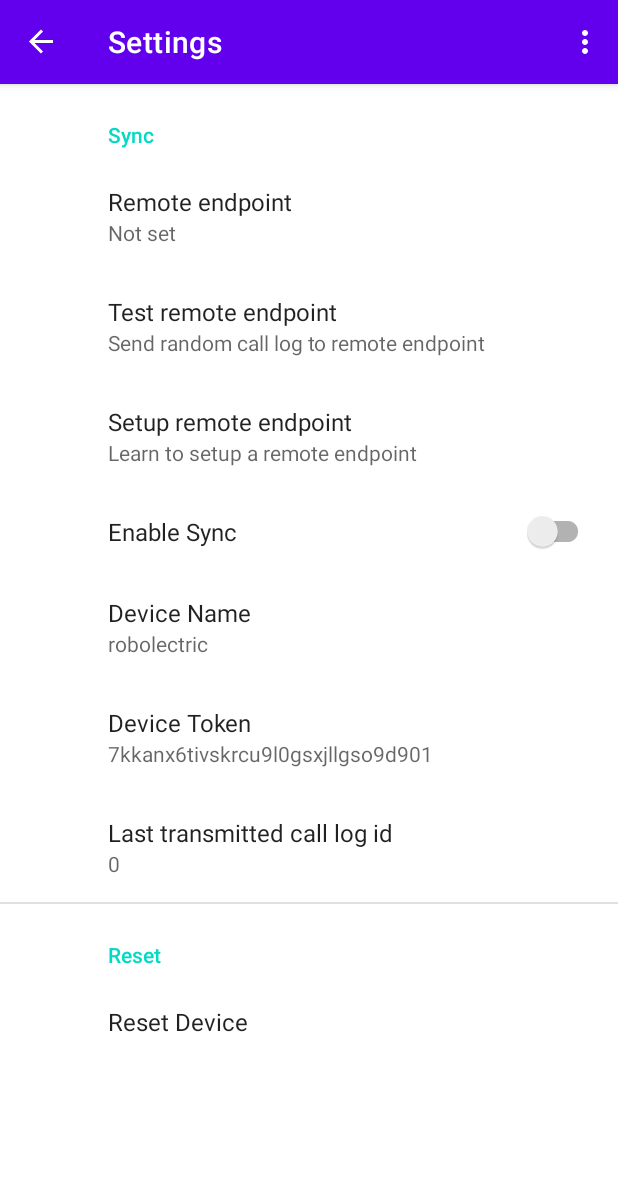
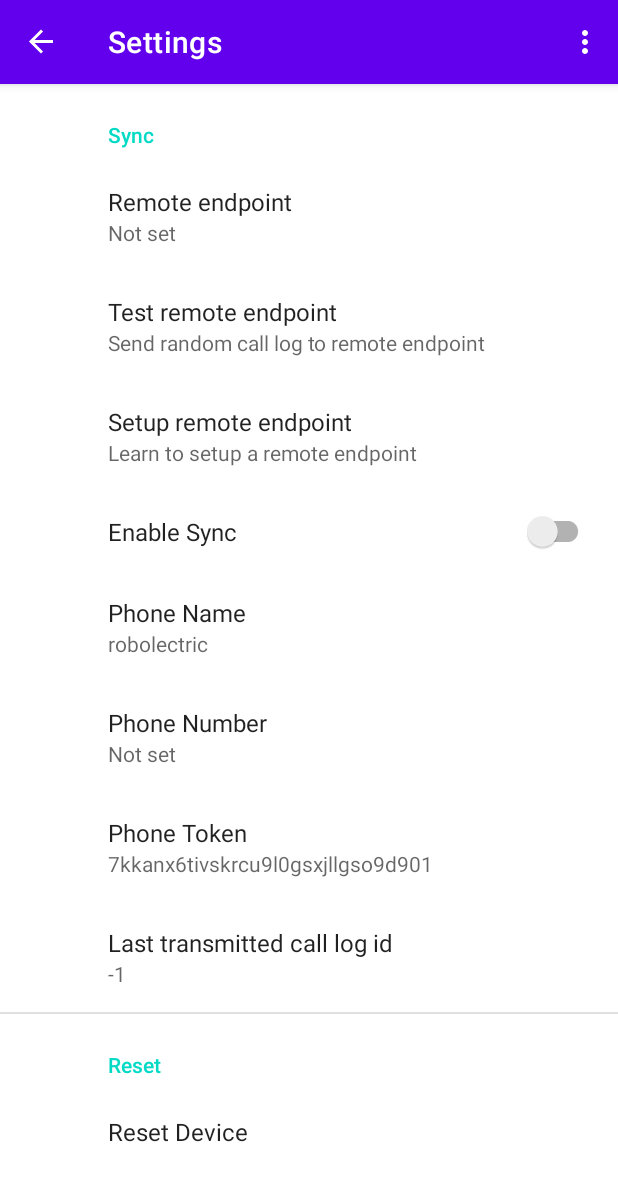
Before and after one commit to MarkoBL/AndroidCallLogSync, an Android app: the SettingsFragment screen opened through its navigation route, after a tap on "YES", on a phone screen of 412 x 824 dp. Shown: the top 1181 px of the screen. Run offline under Robolectric (Android 15) with nearby library versions, the phone set to English and light mode, and no system bars; our stand-ins replace androidx.preference, navigation-ui; pictures from the network do not load; 2 statements that could not run were skipped.

Commit message:
- Warning if app hibernation is active - Field for phone number

```diff
--- a/app/build.gradle
+++ b/app/build.gradle
@@ -7,10 +7,10 @@ android {
 
     defaultConfig {
         applicationId "com.markobl.calllogsync"
-        minSdk 23
+        minSdk 21
         targetSdk 32
-        versionCode 7
-        versionName "1.0.4"
+        versionCode 8
+        versionName "1.0.5"
 
         testInstrumentationRunner "androidx.test.runner.AndroidJUnitRunner"
     }
--- a/app/src/main/java/com/markobl/calllogsync/AutostartReceiver.java
+++ b/app/src/main/java/com/markobl/calllogsync/AutostartReceiver.java
@@ -8,9 +8,6 @@ public class AutostartReceiver extends BroadcastReceiver
 {
     public void onReceive(Context context, Intent intent)
     {
-        String action = intent.getAction();
-        if(action.contains("BOOT")) {
-            SyncWorker.start(context);
-        }
+        SyncWorker.registerWorker(context);
     }
 }
--- a/app/src/main/java/com/markobl/calllogsync/Config.java
+++ b/app/src/main/java/com/markobl/calllogsync/Config.java
@@ -1,11 +1,16 @@
 package com.markobl.calllogsync;
 
+import android.Manifest;
+import android.annotation.SuppressLint;
 import android.content.Context;
 import android.content.SharedPreferences;
+import android.content.pm.PackageManager;
 import android.os.Build;
+import android.telephony.TelephonyManager;
 import android.util.Log;
 
 import androidx.annotation.NonNull;
+import androidx.core.app.ActivityCompat;
 
 import com.google.gson.Gson;
 
@@ -19,14 +24,17 @@ public class Config {
 
     public String deviceName;
     public String deviceToken;
+    public String deviceNumber;
 
     public Map<String, String> additionalHeaders = new HashMap<>();
 
-    public static Config newConfig()
-    {
+    @SuppressLint("HardwareIds")
+    public static Config newConfig(Context context) {
         Config config = new Config();
         config.deviceName = Build.MODEL;
         config.deviceToken = RandomString.getRandomString(32);
+        config.deviceNumber = "";
+
         return  config;
     }
 
@@ -37,9 +45,9 @@ public class Config {
 
     public static void reset(Context context)
     {
-        Config config = Config.newConfig();
+        Config config = Config.newConfig(context);
         config.save(context);
-        Config.setLastCallLogId(context, 0);
+        Config.setLastCallLogId(context, -1);
     }
 
     public static Config load(@NonNull Context context)
@@ -55,6 +63,8 @@ public class Config {
                     config.deviceName = Build.MODEL;
                 if(config.deviceToken == null || config.deviceToken.trim().isEmpty())
                     config.deviceToken = RandomString.getRandomString(32);
+                if(config.deviceNumber == null)
+                    config.deviceNumber = "";
 
                 if(config.additionalHeaders == null)
                     config.additionalHeaders = new HashMap<>();
@@ -66,7 +76,7 @@ public class Config {
             Log.e("CONFIG", "" + ex);
         }
 
-        return newConfig();
+        return newConfig(context);
     }
 
     public boolean save(@NonNull Context context)
@@ -93,7 +103,7 @@ public class Config {
     public static long getLastCallLogId(Context context)
     {
         SharedPreferences settings = getSharedPreferences(context);
-        return  settings.getLong("lastcalllogid", 0);
+        return  settings.getLong("lastcalllogid", -1);
     }
 
     public static void setLastCallLogId(Context context, long lastCallLogId)
--- a/app/src/main/java/com/markobl/calllogsync/LogItem.java
+++ b/app/src/main/java/com/markobl/calllogsync/LogItem.java
@@ -78,8 +78,7 @@ public class LogItem {
             SharedPreferences settings = Config.getSharedPreferences(context);
             SharedPreferences.Editor edit = settings.edit();
             edit.putString("log", gson.toJson(logItems));
-            if(logItem.type == SyncResultType.SUCCESS)
-                edit.putString("lastlog", gson.toJson(logItem));
+            edit.putString("lastlog", gson.toJson(logItem));
             edit.apply();
         }
         catch (Exception ex) {
--- a/app/src/main/java/com/markobl/calllogsync/MainActivity.java
+++ b/app/src/main/java/com/markobl/calllogsync/MainActivity.java
@@ -34,7 +34,8 @@ public class MainActivity extends AppCompatActivity {
         appBarConfiguration = new AppBarConfiguration.Builder(navController.getGraph()).build();
         NavigationUI.setupActionBarWithNavController(this, navController, appBarConfiguration);
 
-        SyncWorker.start(this);
+        SyncWorker.registerWorker(this);
+        SyncWorker.syncNow(this);
 
         /*
         final Config config = Config.load(this);
--- a/app/src/main/java/com/markobl/calllogsync/MainFragment.java
+++ b/app/src/main/java/com/markobl/calllogsync/MainFragment.java
@@ -1,5 +1,9 @@
 package com.markobl.calllogsync;
 
+import android.content.BroadcastReceiver;
+import android.content.Context;
+import android.content.Intent;
+import android.content.IntentFilter;
 import android.os.Bundle;
 import android.view.LayoutInflater;
 import android.view.View;
@@ -7,41 +11,69 @@ import android.view.ViewGroup;
 
 import androidx.annotation.NonNull;
 import androidx.fragment.app.Fragment;
+import androidx.localbroadcastmanager.content.LocalBroadcastManager;
 
 import com.markobl.calllogsync.databinding.FragmentMainBinding;
 
 import java.text.DateFormat;
 
-public class MainFragment extends Fragment {
+public class MainFragment extends Fragment implements View.OnClickListener {
+
+    private final BroadcastReceiver mBroadcastReceiver = new BroadcastReceiver() {
+        @Override
+        public void onReceive(Context context, Intent intent) {
+            if (intent.getAction().equals(SyncWorker.BROADCAST_SYNC_DONE)) {
+                //final String param = intent.getStringExtra(EXTRA_PARAM_B);
+                // do something
+                updateView();
+            }
+        }
+    };
 
     private FragmentMainBinding binding;
     private DateFormat dateFormat;
     private DateFormat timeFormat;
 
     @Override
-    public View onCreateView(
-            LayoutInflater inflater, ViewGroup container,
-            Bundle savedInstanceState
-    ) {
+    public View onCreateView(LayoutInflater inflater, ViewGroup container, Bundle savedInstanceState)
+    {
         dateFormat = android.text.format.DateFormat.getDateFormat(getActivity());
         timeFormat = android.text.format.DateFormat.getTimeFormat(getActivity());
 
         binding = FragmentMainBinding.inflate(inflater, container, false);
+
+        binding.syncNow.setOnClickListener(this);
+
+        IntentFilter filter = new IntentFilter();
+        filter.addAction(SyncWorker.BROADCAST_SYNC_DONE);
+        LocalBroadcastManager bm = LocalBroadcastManager.getInstance(getContext());
+        bm.registerReceiver(mBroadcastReceiver, filter);
+
         return binding.getRoot();
+    }
 
+
+    public void onViewCreated(@NonNull View view, Bundle savedInstanceState) {
+        super.onViewCreated(view, savedInstanceState);
     }
 
     @Override
-    public void onStart() {
-        super.onStart();
+    public void onClick(View v) {
+        if(v.getId() == R.id.sync_now)
+        {
+            SyncWorker.syncNow(getContext());
+        }
+    }
 
+    void updateView()
+    {
         if(Sync.isEnabled(getActivity()))
         {
             binding.syncInfo.setVisibility(View.GONE);
+            binding.syncNow.setVisibility(View.VISIBLE);
             LogItem lastItem = LogItem.getLastLogItem(getActivity());
             if(lastItem != null)
             {
-
                 binding.syncLast.setText(getResources().getString(R.string.last_sync, dateFormat.format(lastItem.date), timeFormat.format(lastItem.date) ));
                 binding.syncLast.setVisibility(View.VISIBLE);
             }
@@ -55,17 +87,24 @@ public class MainFragment extends Fragment {
             binding.syncActive.setVisibility(View.GONE);
             binding.syncInfo.setVisibility(View.VISIBLE);
             binding.syncLast.setVisibility(View.GONE);
+            binding.syncNow.setVisibility(View.GONE);
         }
     }
 
-    public void onViewCreated(@NonNull View view, Bundle savedInstanceState) {
-        super.onViewCreated(view, savedInstanceState);
+    @Override
+    public void onStart() {
+        super.onStart();
 
+        updateView();
     }
 
     @Override
     public void onDestroyView() {
         super.onDestroyView();
+
+        LocalBroadcastManager bm = LocalBroadcastManager.getInstance(getContext());
+        bm.unregisterReceiver(mBroadcastReceiver);
+
         binding = null;
     }
 }
--- a/app/src/main/java/com/markobl/calllogsync/SettingsFragment.java
+++ b/app/src/main/java/com/markobl/calllogsync/SettingsFragment.java
@@ -20,12 +20,15 @@ import android.widget.Toast;
 
 import androidx.core.app.ActivityCompat;
 import androidx.core.content.ContextCompat;
+import androidx.core.content.IntentCompat;
+import androidx.core.content.PackageManagerCompat;
+import androidx.core.content.UnusedAppRestrictionsConstants;
 import androidx.preference.EditTextPreference;
 import androidx.preference.Preference;
 import androidx.preference.PreferenceFragmentCompat;
 import androidx.preference.PreferenceManager;
-import androidx.work.OneTimeWorkRequest;
-import androidx.work.WorkManager;
+
+import com.google.common.util.concurrent.ListenableFuture;
 
 import java.net.URL;
 
@@ -44,6 +47,7 @@ public class SettingsFragment extends PreferenceFragmentCompat implements Prefer
         editor.putBoolean("sync", Sync.isEnabled(getActivity()));
         editor.putString("name", config.deviceName);
         editor.putString("token", config.deviceToken);
+        editor.putString("number", config.deviceNumber);
         editor.apply();
 
         setPreferencesFromResource(R.xml.root_preferences, rootKey);
@@ -53,6 +57,7 @@ public class SettingsFragment extends PreferenceFragmentCompat implements Prefer
         findPreference("endpoint").setOnPreferenceChangeListener(this);
         findPreference("sync").setOnPreferenceChangeListener(this);
         findPreference("name").setOnPreferenceChangeListener(this);
+        findPreference("number").setOnPreferenceChangeListener(this);
 
         findPreference("test").setOnPreferenceClickListener(this);
         findPreference("token").setOnPreferenceClickListener(this);
@@ -83,6 +88,35 @@ public class SettingsFragment extends PreferenceFragmentCompat implements Prefer
                 alertDialog.create().show();
             }
         }
+
+        ListenableFuture<Integer> future = PackageManagerCompat.getUnusedAppRestrictionsStatus(activity);
+        future.addListener(new Runnable() {
+            @Override
+            public void run() {
+                try {
+                    int status = future.get();
+                    if(status == UnusedAppRestrictionsConstants.API_30 || status == UnusedAppRestrictionsConstants.API_30_BACKPORT || status == UnusedAppRestrictionsConstants.API_31)
+                    {
+                        AlertDialog.Builder alertDialog = new AlertDialog.Builder(activity);
+                        alertDialog.setTitle(R.string.app_name);
+                        alertDialog.setMessage(R.string.restrictopt);
+                        alertDialog.setNegativeButton(R.string.no, null);
+                        alertDialog.setPositiveButton(R.string.yes, new DialogInterface.OnClickListener() {
+                            public void onClick(DialogInterface dialog, int id) {
+                                Intent intent = IntentCompat.createManageUnusedAppRestrictionsIntent(getContext(), getActivity().getPackageName());
+                                startActivityForResult(intent, 0);
+                            }
+                        });
+
+                        alertDialog.create().show();
+                    }
+                }
+                catch (Exception ex)
+                {
+
+                }
+            }
+        }, ContextCompat.getMainExecutor(activity));
     }
 
     @Override
@@ -93,6 +127,7 @@ public class SettingsFragment extends PreferenceFragmentCompat implements Prefer
             try {
                 final URL url = new URL((String)newValue);
                 String protocol = url.getProtocol();
+
                 if(protocol.equals("http") || protocol.equals("https")) {
 
                     Toast.makeText(getContext(), getResources().getString(R.string.testing_endpoint), Toast.LENGTH_SHORT).show();
@@ -148,8 +183,7 @@ public class SettingsFragment extends PreferenceFragmentCompat implements Prefer
 
             if(enabled)
             {
-                WorkManager.getInstance(getActivity().getApplicationContext()).enqueue(new OneTimeWorkRequest.Builder(
-                        SyncWorker.class).build());
+                SyncWorker.syncNow(getActivity());
             }
 
             return true;
@@ -160,6 +194,13 @@ public class SettingsFragment extends PreferenceFragmentCompat implements Prefer
             config.deviceName = (String)newValue;
             config.save(getActivity());
             return true;
+        }
+        else if (key.equals("number"))
+        {
+            Config config = Config.load(getActivity());
+            config.deviceNumber = (String)newValue;
+            config.save(getActivity());
+            return  true;
         }
 
         return false;
--- a/app/src/main/java/com/markobl/calllogsync/SyncWorker.java
+++ b/app/src/main/java/com/markobl/calllogsync/SyncWorker.java
@@ -1,8 +1,10 @@
 package com.markobl.calllogsync;
 
 import android.content.Context;
+import android.content.Intent;
 
 import androidx.annotation.NonNull;
+import androidx.localbroadcastmanager.content.LocalBroadcastManager;
 import androidx.work.Constraints;
 import androidx.work.ExistingPeriodicWorkPolicy;
 import androidx.work.ListenableWorker;
@@ -17,21 +19,31 @@ import java.util.concurrent.TimeUnit;
 
 public class SyncWorker extends Worker {
 
+    public static final String BROADCAST_SYNC_DONE = "com.markobl.calllogsync.sync-done";
+
     public SyncWorker(@NonNull Context context, @NonNull WorkerParameters workerParams) {
         super(context, workerParams);
     }
 
-    public static void start(Context context) {
+    public static void registerWorker(Context context) {
         Constraints constraints = new Constraints.Builder()
                 .setRequiredNetworkType(NetworkType.CONNECTED)
                 .build();
 
-        WorkManager.getInstance(context).enqueueUniquePeriodicWork( "com.markobl.syncworker", ExistingPeriodicWorkPolicy.REPLACE, new PeriodicWorkRequest.Builder(
-                SyncWorker.class, 2, TimeUnit.HOURS, 1, TimeUnit.HOURS
-        ).setConstraints(constraints).build());
+        PeriodicWorkRequest work =new PeriodicWorkRequest.Builder(
+                SyncWorker.class, 15, TimeUnit.MINUTES).setConstraints(constraints).build();
+
+        WorkManager.getInstance(context).enqueueUniquePeriodicWork("sync", ExistingPeriodicWorkPolicy.KEEP, work);
+    }
+
+    public  static  void syncNow(Context context)
+    {
+        Constraints constraints = new Constraints.Builder()
+                .setRequiredNetworkType(NetworkType.CONNECTED)
+                .build();
 
         WorkManager.getInstance(context).enqueue(new OneTimeWorkRequest.Builder(
-                SyncWorker.class).build());
+                SyncWorker.class).setConstraints(constraints).build());
     }
 
     public Worker.Result doWork() {
@@ -45,15 +57,17 @@ public class SyncWorker extends Worker {
 
         Sync.syncCallHistory(context, config, lastId, (syncResult -> {
 
-            //if(syncResult.syncResultType == SyncResultType.NOTHING_TO_SYNC)
-            //    return;
-
             final LogItem logItem = new LogItem(context, syncResult);
             LogItem.addLogItem(context, logItem);
+
+            Intent intent = new Intent(BROADCAST_SYNC_DONE);
+            LocalBroadcastManager bm = LocalBroadcastManager.getInstance(getApplicationContext());
+            bm.sendBroadcast(intent);
 
             if(syncResult.syncResultType == SyncResultType.SUCCESS)
             {
                 Config.setLastCallLogId(context, syncResult.lastCallLogId);
+
                 if(syncResult.more)
                     doWork();
             }
--- a/app/src/main/res/layout/content_main.xml
+++ b/app/src/main/res/layout/content_main.xml
@@ -12,8 +12,10 @@
         android:layout_height="0dp"
         app:defaultNavHost="true"
         app:layout_constraintBottom_toBottomOf="parent"
+        app:layout_constraintHorizontal_bias="0.0"
         app:layout_constraintLeft_toLeftOf="parent"
         app:layout_constraintRight_toRightOf="parent"
         app:layout_constraintTop_toTopOf="parent"
+        app:layout_constraintVertical_bias="0.0"
         app:navGraph="@navigation/nav_graph" />
 </androidx.constraintlayout.widget.ConstraintLayout>
--- a/app/src/main/res/values/strings.xml
+++ b/app/src/main/res/values/strings.xml
@@ -6,6 +6,7 @@
     <string name="sync_active">Sync Active</string>
     <string name="last_sync">Last sync: %1$s at %2$s</string>
     <string name="sync_info">Go to settings, setup an remote endpoint for the call log and enable sync.</string>
+    <string name="sync_button">Sync NOW</string>
 
     <string name="main_fragment_label">Call Log Sync</string>
     <string name="settings_fragment_label">Settings</string>
@@ -34,10 +35,11 @@
     <string name="test_title">Test remote endpoint</string>
     <string name="test_info">Send random call log to remote endpoint</string>
 
-    <string name="device_header">Device</string>
-    <string name="name_title">Device Name</string>
-    <string name="token_title">Device Token</string>
-    <string name="token_copied">Device Token copied to clipboard</string>
+    <string name="device_header">Phone</string>
+    <string name="name_title">Phone Name</string>
+    <string name="token_title">Phone Token</string>
+    <string name="number_title">Phone Number</string>
+    <string name="token_copied">Phone Token copied to clipboard</string>
     <string name="last_id_title">Last transmitted call log id</string>
 
     <string name="reset_header">Reset</string>
@@ -45,5 +47,6 @@
     <string name="reset_info">This will reset all sync settings to their initial values. New device token will be generated.</string>
     <string name="reset_info2">Are you sure you want to reset all sync settings?</string>
 
-    <string name="batteryopt">Please disable battery optimization for call log sync.</string>
+    <string name="batteryopt">Please disable battery optimization.</string>
+    <string name="restrictopt">Please disable "Pause app activity if unused".</string>
 </resources>
--- a/app/src/main/res/xml/root_preferences.xml
+++ b/app/src/main/res/xml/root_preferences.xml
@@ -29,6 +29,11 @@
             app:title="@string/name_title"
             app:useSimpleSummaryProvider="true" />
 
+        <EditTextPreference
+            app:key="number"
+            app:title="@string/number_title"
+            app:useSimpleSummaryProvider="true" />
+
         <Preference
             app:key="token"
             app:title="@string/token_title" />
```
Also changed, not shown: app/src/main/java/com/markobl/calllogsync/Sync.java (+20 -2 lines), app/src/main/res/layout/fragment_main.xml (+12 -0 lines), 1 other file.
